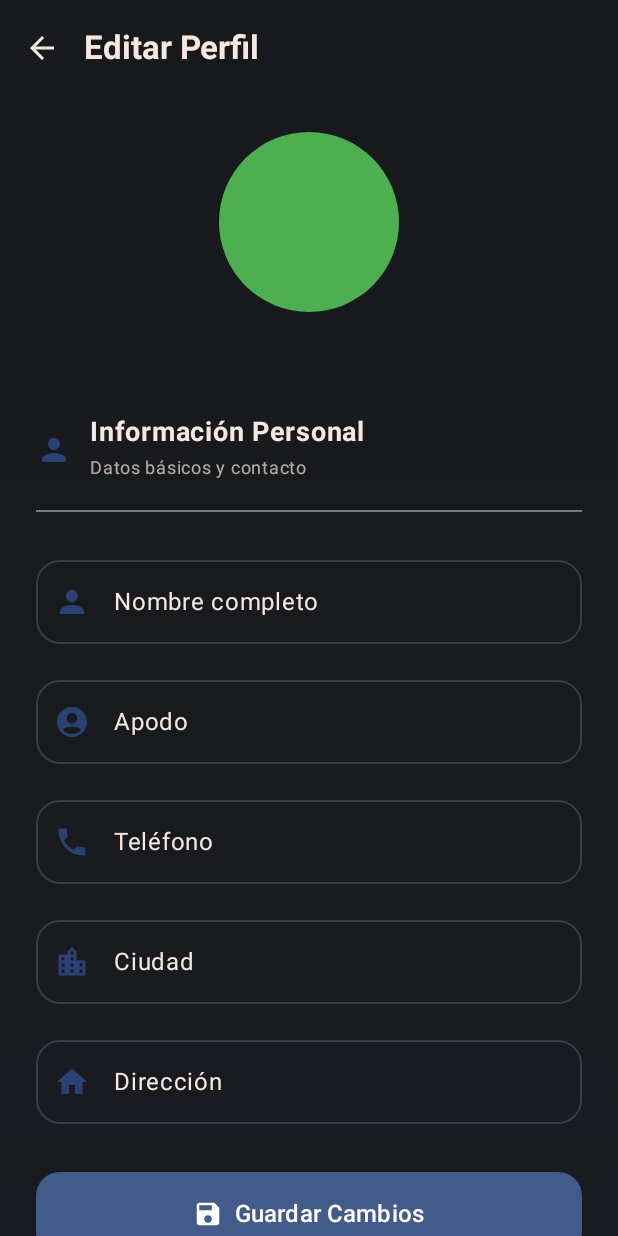
After one commit to michaelcast01/Android-Studio-, an Android app built with Jetpack Compose: the composable EditProfileScreen shown on its own in the app's theme, on a phone screen of 412 x 824 dp. The commit adds this screen. Run offline under Robolectric (Android 15) with nearby library versions, the phone set to English and light mode, and no system bars; our stand-ins replace livedata-compose; network calls fail; 1 statement that could not run was skipped.

Commit message:
Edit profile

```diff
--- a/app/src/main/java/com/example/tiendasuplementacion/navigation/AppNavGraph.kt
+++ b/app/src/main/java/com/example/tiendasuplementacion/navigation/AppNavGraph.kt
@@ -208,6 +208,7 @@ fun AppNavGraph(
                 composable("productForm") { ProductFormScreen(navController) }
                 composable("payment_config") { PaymentConfigScreen(navController) }
                 composable("settings") { SettingsScreen(navController, authViewModel = authViewModel) }
+                composable("editProfile") { EditProfileScreen(navController, authViewModel = authViewModel) }
                 composable(
                     route = "editProduct/{productId}",
                     arguments = listOf(navArgument("productId") { type = NavType.LongType })
--- /dev/null
+++ b/app/src/main/java/com/example/tiendasuplementacion/screen/EditProfileScreen.kt
@@ -0,0 +1,471 @@
+package com.example.tiendasuplementacion.screen
+
+import androidx.compose.animation.*
+import androidx.compose.foundation.background
+import androidx.compose.foundation.layout.*
+import androidx.compose.foundation.rememberScrollState
+import androidx.compose.foundation.shape.CircleShape
+import androidx.compose.foundation.shape.RoundedCornerShape
+import androidx.compose.foundation.verticalScroll
+import androidx.compose.material.icons.Icons
+import androidx.compose.material.icons.filled.*
+import androidx.compose.material3.*
+import androidx.compose.runtime.*
+import androidx.compose.runtime.livedata.observeAsState
+import androidx.compose.ui.Alignment
+import androidx.compose.ui.Modifier
+import androidx.compose.ui.draw.clip
+import androidx.compose.ui.graphics.Brush
+import androidx.compose.ui.graphics.Color
+import com.example.tiendasuplementacion.ui.theme.AppBeige
+import com.example.tiendasuplementacion.ui.theme.AppGray
+import com.example.tiendasuplementacion.ui.theme.AppGreen
+import com.example.tiendasuplementacion.ui.theme.AppAccentBlue
+import androidx.compose.ui.graphics.vector.ImageVector
+import androidx.compose.ui.text.font.FontWeight
+import androidx.compose.ui.text.input.KeyboardType
+import androidx.compose.ui.unit.dp
+import androidx.compose.ui.unit.sp
+import androidx.lifecycle.viewmodel.compose.viewModel
+import androidx.navigation.NavController
+import com.example.tiendasuplementacion.viewmodel.SettingViewModel
+import com.example.tiendasuplementacion.viewmodel.AuthViewModel
+import androidx.compose.foundation.text.KeyboardOptions
+import androidx.compose.ui.text.input.ImeAction
+import androidx.compose.ui.text.TextStyle
+
+@OptIn(ExperimentalMaterial3Api::class)
+@Composable
+fun EditProfileScreen(
+    navController: NavController,
+    settingViewModel: SettingViewModel = viewModel(),
+    authViewModel: AuthViewModel = viewModel()
+) {
+    val currentUser by authViewModel.currentUser.collectAsState()
+    val settingDetail by settingViewModel.settingDetail.observeAsState()
+    val error by settingViewModel.error.observeAsState()
+    val appTextColor = AppBeige
+
+    // Estados del formulario
+    var fullName by remember { mutableStateOf("") }
+    var nickname by remember { mutableStateOf("") }
+    var phone by remember { mutableStateOf("") }
+    var city by remember { mutableStateOf("") }
+    var address by remember { mutableStateOf("") }
+
+    // Estados de UI
+    var isLoading by remember { mutableStateOf(false) }
+    var showSuccessDialog by remember { mutableStateOf(false) }
+    var showErrorDialog by remember { mutableStateOf(false) }
+    var errorMessage by remember { mutableStateOf("") }
+
+    // Cargar datos del usuario
+    LaunchedEffect(currentUser?.setting_id) {
+        currentUser?.setting_id?.let { settingId ->
+            settingViewModel.fetchSettingDetails(settingId)
+        }
+    }
+
+    // Actualizar campos cuando se cargan los datos
+    LaunchedEffect(settingDetail) {
+        settingDetail?.let { setting ->
+            fullName = setting.name
+            nickname = setting.nickname
+            phone = setting.phone.toString()
+            city = setting.city
+            address = setting.address
+        }
+    }
+
+    // Manejar errores
+    LaunchedEffect(error) {
+        error?.let {
+            errorMessage = it
+            showErrorDialog = true
+            isLoading = false
+        }
+    }
+
+    Scaffold(
+        topBar = {
+            TopAppBar(
+                title = {
+                    Text(
+                        "Editar Perfil",
+                        fontWeight = FontWeight.Bold,
+                        color = appTextColor
+                    )
+                },
+                navigationIcon = {
+                    IconButton(onClick = { navController.popBackStack() }) {
+                        Icon(
+                            imageVector = Icons.Default.ArrowBack,
+                            contentDescription = "Volver",
+                            tint = appTextColor
+                        )
+                    }
+                },
+                colors = TopAppBarDefaults.topAppBarColors(
+                    containerColor = AppGray,
+                    titleContentColor = appTextColor
+                )
+            )
+        }
+    ) { paddingValues ->
+        Box(
+            modifier = Modifier
+                .fillMaxSize()
+                .background(
+                    Brush.verticalGradient(
+                        colors = listOf(
+                            AppGray,
+                            Color(0xFF1A1B20)
+                        )
+                    )
+                )
+                .padding(paddingValues)
+        ) {
+            Column(
+                modifier = Modifier
+                    .fillMaxSize()
+                    .verticalScroll(rememberScrollState())
+                    .padding(24.dp),
+                horizontalAlignment = Alignment.CenterHorizontally
+            ) {
+                // Avatar del usuario
+                Box(
+                    modifier = Modifier
+                        .size(120.dp)
+                        .clip(CircleShape)
+                        .background(AppGreen),
+                    contentAlignment = Alignment.Center
+                ) {
+                    Text(
+                        text = fullName.take(2).uppercase(),
+                        fontSize = 42.sp,
+                        fontWeight = FontWeight.Bold,
+                        color = Color.White
+                    )
+                }
+
+                Spacer(modifier = Modifier.height(8.dp))
+
+                Text(
+                    text = currentUser?.email ?: "",
+                    style = MaterialTheme.typography.bodyMedium,
+                    color = appTextColor.copy(alpha = 0.7f)
+                )
+
+                Spacer(modifier = Modifier.height(32.dp))
+
+                // Sección de Información Personal
+                SectionHeader(
+                    icon = Icons.Default.Person,
+                    title = "Información Personal",
+                    subtitle = "Datos básicos y contacto"
+                )
+
+                Spacer(modifier = Modifier.height(16.dp))
+
+                // Campo: Nombre completo
+                ProfileTextField(
+                    value = fullName,
+                    onValueChange = { fullName = it },
+                    label = "Nombre completo",
+                    icon = Icons.Default.Person,
+                    placeholder = "Ingresa tu nombre completo"
+                )
+
+                Spacer(modifier = Modifier.height(16.dp))
+
+                // Campo: Apodo
+                ProfileTextField(
+                    value = nickname,
+                    onValueChange = { nickname = it },
+                    label = "Apodo",
+                    icon = Icons.Default.AccountCircle,
+                    placeholder = "No especificado"
+                )
+
+                Spacer(modifier = Modifier.height(16.dp))
+
+                // Campo: Teléfono
+                ProfileTextField(
+                    value = phone,
+                    onValueChange = {
+                        if (it.all { char -> char.isDigit() } || it.isEmpty()) {
+                            phone = it
+                        }
+                    },
+                    label = "Teléfono",
+                    icon = Icons.Default.Phone,
+                    placeholder = "1234567",
+                    keyboardType = KeyboardType.Phone
+                )
+
+                Spacer(modifier = Modifier.height(16.dp))
+
+                // Campo: Ciudad
+                ProfileTextField(
+                    value = city,
+                    onValueChange = { city = it },
+                    label = "Ciudad",
+                    icon = Icons.Default.LocationCity,
+                    placeholder = "32345"
+                )
+
+                Spacer(modifier = Modifier.height(16.dp))
+
+                // Campo: Dirección
+                ProfileTextField(
+                    value = address,
+                    onValueChange = { address = it },
+                    label = "Dirección",
+                    icon = Icons.Default.Home,
+                    placeholder = "calle 6",
+                    singleLine = false,
+                    maxLines = 3
+                )
+
+                Spacer(modifier = Modifier.height(32.dp))
+
+                // Botón de guardar
+                Button(
+                    onClick = {
+                        if (validateFields(fullName, phone, city, address)) {
+                            isLoading = true
+                            settingDetail?.let { setting ->
+                                settingViewModel.updateSetting(
+                                    settingId = setting.id,
+                                    name = fullName,
+                                    nickname = nickname,
+                                    phone = phone.toLongOrNull() ?: 0L,
+                                    city = city,
+                                    address = address,
+                                    paymentId = setting.payments.firstOrNull()?.id ?: 0L,
+                                    onSuccess = {
+                                        isLoading = false
+                                        showSuccessDialog = true
+                                    },
+                                    onError = { msg ->
+                                        isLoading = false
+                                        errorMessage = msg
+                                        showErrorDialog = true
+                                    }
+                                )
+                            }
+                        } else {
+                            errorMessage = "Por favor completa todos los campos requeridos"
+                            showErrorDialog = true
+                        }
+                    },
+                    modifier = Modifier
+                        .fillMaxWidth()
+                        .height(56.dp),
+                    enabled = !isLoading,
+                    shape = RoundedCornerShape(16.dp),
+                    colors = ButtonDefaults.buttonColors(
+                        containerColor = AppAccentBlue,
+                        contentColor = Color.White
+                    )
+                ) {
+                    if (isLoading) {
+                        CircularProgressIndicator(
+                            modifier = Modifier.size(24.dp),
+                            color = Color.White,
+                            strokeWidth = 2.dp
+                        )
+                    } else {
+                        Row(
+                            horizontalArrangement = Arrangement.Center,
+                            verticalAlignment = Alignment.CenterVertically
+                        ) {
+                            Icon(
+                                imageVector = Icons.Default.Save,
+                                contentDescription = null,
+                                modifier = Modifier.size(20.dp)
+                            )
+                            Spacer(modifier = Modifier.width(8.dp))
+                            Text(
+                                text = "Guardar Cambios",
+                                fontSize = 16.sp,
+                                fontWeight = FontWeight.SemiBold
+                            )
+                        }
+                    }
+                }
+
+                Spacer(modifier = Modifier.height(16.dp))
+            }
+        }
+    }
+
+    // Diálogo de éxito
+    if (showSuccessDialog) {
+        AlertDialog(
+            onDismissRequest = {
+                showSuccessDialog = false
+                navController.popBackStack()
+            },
+            icon = {
+                Icon(
+                    imageVector = Icons.Default.CheckCircle,
+                    contentDescription = null,
+                    tint = Color(0xFF4CAF50),
+                    modifier = Modifier.size(48.dp)
+                )
+            },
+            title = {
+                Text(
+                    "¡Perfil Actualizado!",
+                    fontWeight = FontWeight.Bold,
+                    textAlign = androidx.compose.ui.text.style.TextAlign.Center
+                )
+            },
+            text = {
+                Text(
+                    "Tus datos han sido actualizados correctamente.",
+                    textAlign = androidx.compose.ui.text.style.TextAlign.Center
+                )
+            },
+            confirmButton = {
+                Button(
+                    onClick = {
+                        showSuccessDialog = false
+                        navController.popBackStack()
+                    }
+                ) {
+                    Text("Aceptar")
+                }
+            }
+        )
+    }
+
+    // Diálogo de error
+    if (showErrorDialog) {
+        AlertDialog(
+            onDismissRequest = { showErrorDialog = false },
+            icon = {
+                Icon(
+                    imageVector = Icons.Default.Error,
+                    contentDescription = null,
+                    tint = MaterialTheme.colorScheme.error,
+                    modifier = Modifier.size(48.dp)
+                )
+            },
+            title = {
+                Text(
+                    "Error",
+                    fontWeight = FontWeight.Bold
+                )
+            },
+            text = {
+                Text(errorMessage)
+            },
+            confirmButton = {
+                Button(
+                    onClick = { showErrorDialog = false }
+                ) {
+                    Text("Aceptar")
+                }
+            }
+        )
+    }
+}
+
+@Composable
+fun SectionHeader(
+    icon: ImageVector,
+    title: String,
+    subtitle: String
+) {
+    Column(
+        modifier = Modifier.fillMaxWidth()
+    ) {
+        Row(
+            verticalAlignment = Alignment.CenterVertically,
+            modifier = Modifier.padding(vertical = 8.dp)
+        ) {
+            Icon(
+                imageVector = icon,
+                contentDescription = null,
+                tint = MaterialTheme.colorScheme.primary,
+                modifier = Modifier.size(24.dp)
+            )
+            Spacer(modifier = Modifier.width(12.dp))
+            Column {
+                Text(
+                    text = title,
+                    fontSize = 18.sp,
+                    fontWeight = FontWeight.Bold,
+                    color = Color(0xFFF6E7DF)
+                )
+                Text(
+                    text = subtitle,
+                    fontSize = 12.sp,
+                    color = Color(0xFFF6E7DF).copy(alpha = 0.7f)
+                )
+            }
+        }
+        Divider(
+            modifier = Modifier.padding(vertical = 8.dp),
+            color = MaterialTheme.colorScheme.outlineVariant
+        )
+    }
+}
+
+@OptIn(ExperimentalMaterial3Api::class)
+@Composable
+fun ProfileTextField(
+    value: String,
+    onValueChange: (String) -> Unit,
+    label: String,
+    icon: ImageVector,
+    placeholder: String = "",
+    keyboardType: KeyboardType = KeyboardType.Text,
+    singleLine: Boolean = true,
+    maxLines: Int = 1
+) {
+    OutlinedTextField(
+        value = value,
+        onValueChange = onValueChange,
+        label = { Text(label, color = Color(0xFFF6E7DF)) },
+        placeholder = { Text(placeholder, color = Color(0xFFF6E7DF).copy(alpha = 0.7f)) },
+        leadingIcon = {
+            Icon(
+                imageVector = icon,
+                contentDescription = null,
+                tint = MaterialTheme.colorScheme.primary
+            )
+        },
+        textStyle = TextStyle(color = Color(0xFFF6E7DF)),
+        modifier = Modifier
+            .fillMaxWidth(),
+        singleLine = singleLine,
+        maxLines = maxLines,
+        keyboardOptions = KeyboardOptions(
+            keyboardType = keyboardType,
+            imeAction = if (singleLine) ImeAction.Next else ImeAction.Default
+        ),
+        shape = RoundedCornerShape(16.dp),
+        colors = OutlinedTextFieldDefaults.colors(
+            focusedBorderColor = MaterialTheme.colorScheme.primary,
+            unfocusedBorderColor = MaterialTheme.colorScheme.outline.copy(alpha = 0.5f),
+            focusedLabelColor = Color(0xFFF6E7DF),
+            unfocusedLabelColor = Color(0xFFF6E7DF).copy(alpha = 0.7f),
+            cursorColor = Color(0xFFF6E7DF)
+        )
+    )
+}
+
+fun validateFields(
+    fullName: String,
+    phone: String,
+    city: String,
+    address: String
+): Boolean {
+    return fullName.isNotBlank() &&
+            phone.isNotBlank() &&
+            city.isNotBlank() &&
+            address.isNotBlank()
+}
--- a/app/src/main/java/com/example/tiendasuplementacion/ui/theme/Color.kt
+++ b/app/src/main/java/com/example/tiendasuplementacion/ui/theme/Color.kt
@@ -9,3 +9,10 @@ val Pink80 = Color(0xFFEFB8C8)
 val Purple40 = Color(0xFF6650a4)
 val PurpleGrey40 = Color(0xFF625b71)
 val Pink40 = Color(0xFF7D5260)
+
+// App palette additions
+val AppGray = Color(0xFF18191C)
+val AppBeige = Color(0xFFF6E7DF)
+val AppGreen = Color(0xFF4CAF50)
+// Accent blue chosen to match the provided sample
+val AppAccentBlue = Color(0xFF435B8A)
```
Also changed, not shown: app/src/main/java/com/example/tiendasuplementacion/screen/SettingsScreen.kt (+13 -1 lines), app/src/main/java/com/example/tiendasuplementacion/viewmodel/SettingViewModel.kt (+32 -0 lines).
